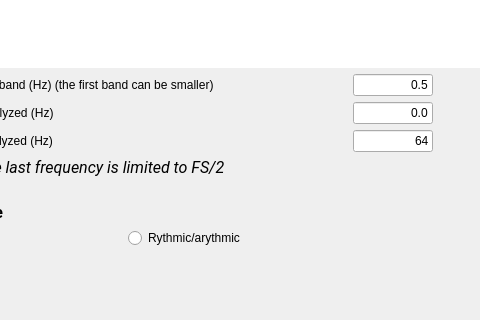
Old version of the form tools/CEAMSTools/PowerSpectralAnalysis/SpectralSettings/Ui_SpectralSettings.ui in the repository SnoozToolbox/snooz-package-ceams; both pictures show x 114 to 594 and y 455 to 775 of the 1139 by 775 pixel window.
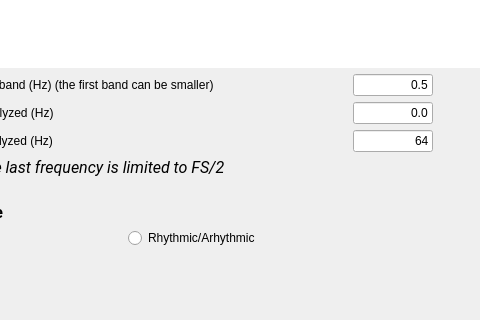
New version of the form.

Commit message: Adding FOOOF method to the RandB module and small UI modifications

```diff
--- a/tools/CEAMSTools/PowerSpectralAnalysis/SpectralSettings/Ui_SpectralSettings.ui
+++ b/tools/CEAMSTools/PowerSpectralAnalysis/SpectralSettings/Ui_SpectralSettings.ui
@@ -516,7 +516,7 @@
           </size>
          </property>
          <property name="text">
-          <string>Rythmic/arythmic</string>
+          <string>Rhythmic/Arhythmic</string>
          </property>
         </widget>
        </item>
```
The commit also changes 2 other files.
